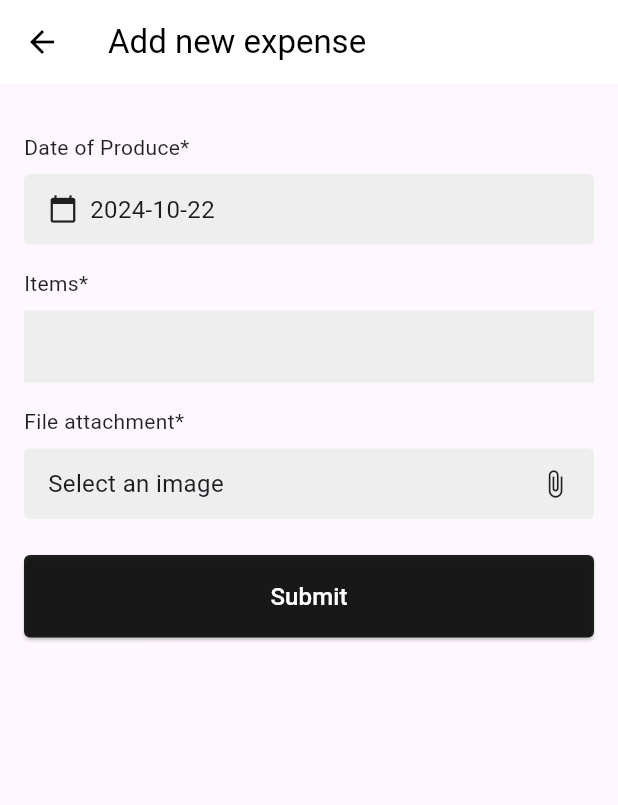
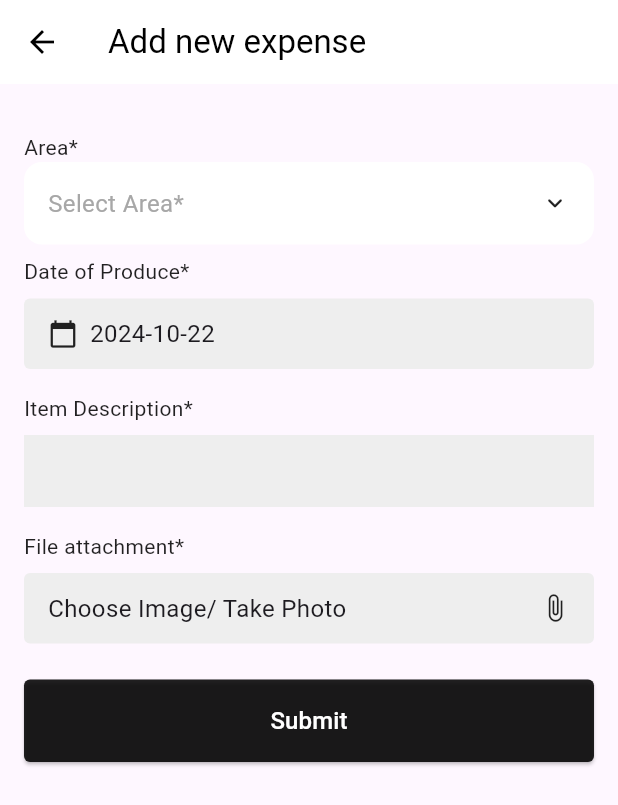
Before and after one commit to Syed-Abdullah-G/foodex, a Flutter app: the ProfileScreen screen opened directly, after a tap on the "add" icon, on a phone screen of 412 x 824 dp. Shown: the top 805 px of the screen. Run offline on Flutter 3.47's test engine with Material 3 defaults, Android fonts, the phone set to English and light mode, and no system bars; drawn by our look-alikes of animated_custom_dropdown; our stand-ins replace cloud_firestore, firebase_auth, firebase_core, google_fonts, google_sign_in, image_picker; missing offline and left inert: drop_down_list; accounts and stored records are empty.

Commit message:
food upload

```diff
--- a/lib/event_details.dart
+++ b/lib/event_details.dart
@@ -1,39 +1,84 @@
+import 'dart:math';
+
+import 'package:animated_custom_dropdown/custom_dropdown.dart';
+import 'package:cloud_firestore/cloud_firestore.dart';
+import 'package:drop_down_list/drop_down_list.dart';
+import 'package:firebase_auth/firebase_auth.dart';
 import 'package:flutter/material.dart';
+import 'package:foodex/models/areaModel.dart';
+import 'package:foodex/models/foodDetails.dart';
 import 'package:image_picker/image_picker.dart';
 import 'dart:io';
 
+final db = FirebaseFirestore.instance;
+
+const _list = [
+  "Adyar", "T Nagar", "Royapettah", "Anna Nagar", "Guindy", "Thousand Lights"
+];
+
 class AddExpenseScreen extends StatefulWidget {
+  AddExpenseScreen({
+    required this.shopname,
+    required this.shopnumber,
+    required this.address,
+  });
+
+  String shopname;
+  String shopnumber;
+  String address;
   @override
   _AddExpenseScreenState createState() => _AddExpenseScreenState();
 }
 
 class _AddExpenseScreenState extends State<AddExpenseScreen> {
   final _formKey = GlobalKey<FormState>();
-  String? selectedExpenseType;
   DateTime selectedDate = DateTime.now();
-  final vendorController = TextEditingController();
-  final amountController = TextEditingController();
+  final descriptionController = TextEditingController();
   File? _imageFile;
+  List<XFile> _selectedImages = [];
   String? _imageName;
+  String? selectedArea;
 
-  List<String> expenseTypes = [
-    'Airfare',
-    'Accommodation',
-    'Meals',
-    'Transport',
-    'Others',
-  ];
+  Future<void> _showImagePickerOptions() async {
+    showModalBottomSheet(
+        context: context,
+        builder: (BuildContext context) {
+          return Wrap(
+            children: [
+              ListTile(
+                leading: Icon(Icons.camera),
+                title: Text("Take a Photo"),
+                onTap: () async {
+                  final ImagePicker picker = ImagePicker();
+                  final XFile? images =
+                      await picker.pickImage(source: ImageSource.camera);
 
-  Future<void> _pickImage() async {
-    final ImagePicker picker = ImagePicker();
-    final XFile? image = await picker.pickImage(source: ImageSource.gallery);
-
-    if (image != null) {
-      setState(() {
-        _imageFile = File(image.path);
-        _imageName = image.name;
-      });
-    }
+                  if (images != null) {
+                    setState(() {
+                      _selectedImages.add(images);
+                    });
+                  }
+                  Navigator.pop(context);
+                },
+              ),
+              ListTile(
+                leading: Icon(Icons.photo_library),
+                title: Text("Choose from Gallery"),
+                onTap: () async {
+                  final ImagePicker picker = ImagePicker();
+                  final XFile? images =
+                      await picker.pickImage(source: ImageSource.gallery);
+                  if (images != null) {
+                    setState(() {
+                      _selectedImages.add(images);
+                    });
+                  }
+                  Navigator.pop(context);
+                },
+              )
+            ],
+          );
+        });
   }
 
   Future<void> _selectDate(BuildContext context) async {
@@ -67,9 +112,26 @@ class _AddExpenseScreenState extends State<AddExpenseScreen> {
           child: Column(
             crossAxisAlignment: CrossAxisAlignment.start,
             children: [
-
-
               SizedBox(height: 16),
+              Text(
+                'Area*',
+                style: TextStyle(
+                  fontSize: 14,
+                  color: Colors.black87,
+                ),
+              ),
+              CustomDropdown.search(
+                  items: _list,
+                  hintText: "Select Area*",
+                  excludeSelected: false,
+                  onChanged: (value) {
+                    setState(() {
+                      selectedArea = value;
+                    });
+                  }),
+              SizedBox(
+                height: 8,
+              ),
               Text(
                 'Date of Produce*',
                 style: TextStyle(
@@ -98,12 +160,9 @@ class _AddExpenseScreenState extends State<AddExpenseScreen> {
                   ),
                 ),
               ),
-
-
-
               SizedBox(height: 16),
               Text(
-                'Items*',
+                'Item Description*',
                 style: TextStyle(
                   fontSize: 14,
                   color: Colors.black87,
@@ -111,20 +170,15 @@ class _AddExpenseScreenState extends State<AddExpenseScreen> {
               ),
               SizedBox(height: 8),
               TextFormField(
-                controller: amountController,
-                keyboardType: TextInputType.number,
+                maxLines: null,
+                controller: descriptionController,
                 decoration: InputDecoration(
                   filled: true,
                   fillColor: Colors.grey[200],
                   border: InputBorder.none,
-                  contentPadding: EdgeInsets.symmetric(horizontal: 16, vertical: 12),
+                  contentPadding:
+                      EdgeInsets.symmetric(horizontal: 16, vertical: 12),
                 ),
-                validator: (value) {
-                  if (value == null || value.isEmpty) {
-                    return 'Please enter amount';
-                  }
-                  return null;
-                },
               ),
               SizedBox(height: 16),
               Text(
@@ -134,9 +188,47 @@ class _AddExpenseScreenState extends State<AddExpenseScreen> {
                   color: Colors.black87,
                 ),
               ),
+              _selectedImages.isNotEmpty
+                  ? Wrap(
+                      spacing: 8,
+                      children: _selectedImages
+                          .map(
+                            (image) => Stack(
+                              children: [
+                                ClipRRect(
+                                  borderRadius: BorderRadius.circular(8),
+                                  child: Image.file(
+                                    File(image.path),
+                                    width: 100,
+                                    height: 100,
+                                    fit: BoxFit.cover,
+                                  ),
+                                ),
+                                Positioned(
+                                  top: 5,
+                                  right: 5,
+                                  child: GestureDetector(
+                                    onTap: () {
+                                      setState(() {
+                                        _selectedImages.remove(image);
+                                      });
+                                    },
+                                    child: Icon(
+                                      Icons.close,
+                                      color: Colors.red,
+                                      size: 30,
+                                    ),
+                                  ),
+                                )
+                              ],
+                            ),
+                          )
+                          .toList(),
+                    )
+                  : SizedBox(),
               SizedBox(height: 8),
               GestureDetector(
-                onTap: _pickImage,
+                onTap: _showImagePickerOptions,
                 child: Container(
                   padding: EdgeInsets.symmetric(horizontal: 16, vertical: 12),
                   decoration: BoxDecoration(
@@ -147,7 +239,7 @@ class _AddExpenseScreenState extends State<AddExpenseScreen> {
                     children: [
                       Expanded(
                         child: Text(
-                          _imageName ?? 'Select an image',
+                          'Choose Image/ Take Photo',
                           style: TextStyle(fontSize: 16),
                         ),
                       ),
@@ -160,9 +252,22 @@ class _AddExpenseScreenState extends State<AddExpenseScreen> {
               SizedBox(
                 width: double.infinity,
                 child: ElevatedButton(
-                  onPressed: () {
+                  onPressed: () async {
                     if (_formKey.currentState!.validate()) {
-                      // Handle form submission
+                      final foodDetail = FoodDetails(
+                          shopname: widget.shopname,
+                          shopaddress: widget.address,
+                          shopnumber: widget.shopnumber,
+                          dateofproduce:
+                              selectedDate.toLocal().toString().split(' ')[0],
+                          itemDescription: descriptionController.text,
+                          area: selectedArea!);
+                      Map<String, String> foodMap = foodDetail.toJson();
+                    print(selectedArea);
+                      await db
+                          .collection("area")
+                          .doc(selectedArea!)
+                          .set(foodMap);
                     }
                   },
                   style: ElevatedButton.styleFrom(
--- a/lib/getDetails.dart
+++ b/lib/getDetails.dart
@@ -27,7 +27,6 @@ storeUserDetails(String name, String shopmobilenumber, String shopname, String a
  Map<String, String> userMap  = userdetails.toJson();
  await db.collection("user").doc(FirebaseAuth.instance.currentUser!.uid).set(userMap);
  Navigator.push(context, MaterialPageRoute(builder: (context) => const ProfileScreen()));
-
 }
 
 
--- /dev/null
+++ b/lib/models/areaModel.dart
@@ -0,0 +1,15 @@
+class Areamodel {
+  Areamodel({required this.area});
+  final String area;
+
+
+
+  String toString() {
+    return area;
+  }
+
+  bool filter(String query) {
+    return area.toLowerCase().contains(query.toLowerCase());
+  }
+
+}
--- /dev/null
+++ b/lib/models/foodDetails.dart
@@ -0,0 +1,27 @@
+class FoodDetails {
+
+FoodDetails({required this.shopname, required this.shopaddress, required this.shopnumber, required this.dateofproduce, required this.itemDescription,required this.area});
+
+   String shopname;
+   String shopaddress;
+   String shopnumber;
+   String dateofproduce;
+   String itemDescription;
+   String area;
+
+
+
+   Map<String, String> toJson() {
+    return {
+      "shopname":shopname,
+      "shopaddress":shopaddress,
+      "shopmobile":shopnumber,
+      "dateofproduce": dateofproduce,
+      "itemDescription":itemDescription,
+
+    };
+   }
+
+
+
+}
--- a/lib/userpage.dart
+++ b/lib/userpage.dart
@@ -55,7 +55,7 @@ docRef.get().then(
         backgroundColor: Colors.white,
         floatingActionButtonLocation: FloatingActionButtonLocation.endFloat,
         floatingActionButton: FloatingActionButton(onPressed: (){
-           Navigator.push(context, MaterialPageRoute(builder: (context) =>  AddExpenseScreen()));
+           Navigator.push(context, MaterialPageRoute(builder: (context) =>  AddExpenseScreen(shopname: shopname, shopnumber: shopnumber, address: address,)));
 
         },
         child: Icon(Icons.add),),
--- a/pubspec.yaml
+++ b/pubspec.yaml
@@ -41,6 +41,8 @@ dependencies:
   cloud_firestore: ^5.4.4
   google_sign_in: ^6.2.1
   image_picker: ^1.1.2
+  drop_down_list: ^0.0.8
+  animated_custom_dropdown: ^3.1.1
 
 dev_dependencies:
   flutter_test:
```
Also changed, not shown: lib/login.dart (+7 -41 lines), pubspec.lock.
